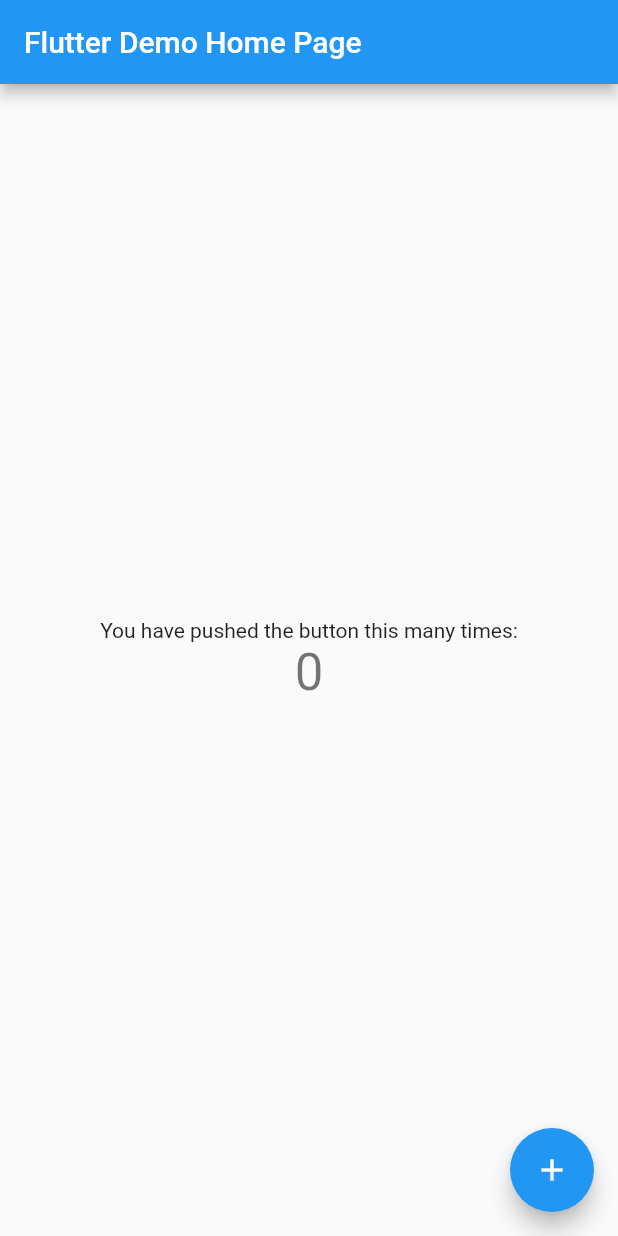
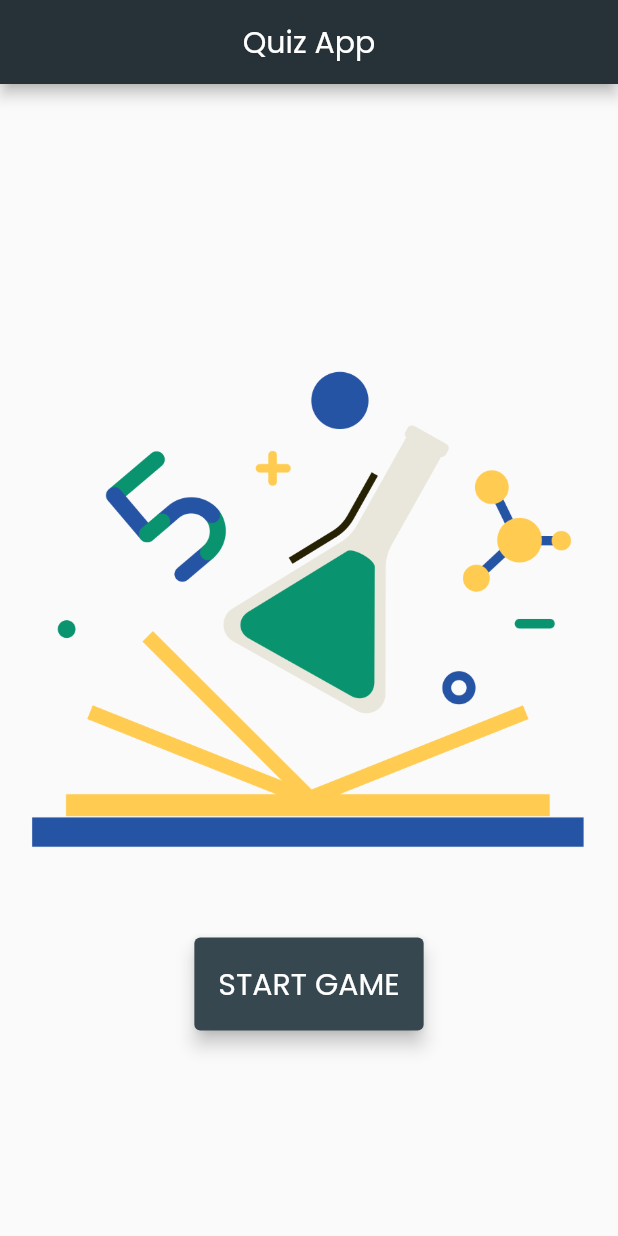
Before and after one commit to ErfiDev/quiz_app, a Flutter app: the screen it shows after launch, on a phone screen of 412 x 824 dp. Run offline on Flutter 3.47's test engine with Material 2 defaults, Android fonts, the phone set to English and light mode, and no system bars.

Commit message:
home page

```diff
--- a/lib/main.dart
+++ b/lib/main.dart
@@ -1,115 +1,23 @@
 import 'package:flutter/material.dart';
+import 'package:quiz_app/src/home.dart';
 
 void main() {
-  runApp(const MyApp());
+  runApp(App());
 }
 
-class MyApp extends StatelessWidget {
-  const MyApp({Key? key}) : super(key: key);
+class App extends StatelessWidget {
+  const App({Key? key}) : super(key: key);
 
-  // This widget is the root of your application.
   @override
   Widget build(BuildContext context) {
     return MaterialApp(
-      title: 'Flutter Demo',
       theme: ThemeData(
-        // This is the theme of your application.
-        //
-        // Try running your application with "flutter run". You'll see the
-        // application has a blue toolbar. Then, without quitting the app, try
-        // changing the primarySwatch below to Colors.green and then invoke
-        // "hot reload" (press "r" in the console where you ran "flutter run",
-        // or simply save your changes to "hot reload" in a Flutter IDE).
-        // Notice that the counter didn't reset back to zero; the application
-        // is not restarted.
-        primarySwatch: Colors.blue,
+        backgroundColor: Colors.blueGrey[900],
+        primaryColor: Colors.blueGrey[800],
+        fontFamily: 'Poppins',
       ),
-      home: const MyHomePage(title: 'Flutter Demo Home Page'),
+      debugShowCheckedModeBanner: false,
+      home: Home(),
     );
   }
 }
-
-class MyHomePage extends StatefulWidget {
-  const MyHomePage({Key? key, required this.title}) : super(key: key);
-
-  // This widget is the home page of your application. It is stateful, meaning
-  // that it has a State object (defined below) that contains fields that affect
-  // how it looks.
-
-  // This class is the configuration for the state. It holds the values (in this
-  // case the title) provided by the parent (in this case the App widget) and
-  // used by the build method of the State. Fields in a Widget subclass are
-  // always marked "final".
-
-  final String title;
-
-  @override
-  State<MyHomePage> createState() => _MyHomePageState();
-}
-
-class _MyHomePageState extends State<MyHomePage> {
-  int _counter = 0;
-
-  void _incrementCounter() {
-    setState(() {
-      // This call to setState tells the Flutter framework that something has
-      // changed in this State, which causes it to rerun the build method below
-      // so that the display can reflect the updated values. If we changed
-      // _counter without calling setState(), then the build method would not be
-      // called again, and so nothing would appear to happen.
-      _counter++;
-    });
-  }
-
-  @override
-  Widget build(BuildContext context) {
-    // This method is rerun every time setState is called, for instance as done
-    // by the _incrementCounter method above.
-    //
-    // The Flutter framework has been optimized to make rerunning build methods
-    // fast, so that you can just rebuild anything that needs updating rather
-    // than having to individually change instances of widgets.
-    return Scaffold(
-      appBar: AppBar(
-        // Here we take the value from the MyHomePage object that was created by
-        // the App.build method, and use it to set our appbar title.
-        title: Text(widget.title),
-      ),
-      body: Center(
-        // Center is a layout widget. It takes a single child and positions it
-        // in the middle of the parent.
-        child: Column(
-          // Column is also a layout widget. It takes a list of children and
-          // arranges them vertically. By default, it sizes itself to fit its
-          // children horizontally, and tries to be as tall as its parent.
-          //
-          // Invoke "debug painting" (press "p" in the console, choose the
-          // "Toggle Debug Paint" action from the Flutter Inspector in Android
-          // Studio, or the "Toggle Debug Paint" command in Visual Studio Code)
-          // to see the wireframe for each widget.
-          //
-          // Column has various properties to control how it sizes itself and
-          // how it positions its children. Here we use mainAxisAlignment to
-          // center the children vertically; the main axis here is the vertical
-          // axis because Columns are vertical (the cross axis would be
-          // horizontal).
-          mainAxisAlignment: MainAxisAlignment.center,
-          children: <Widget>[
-            const Text(
-              'You have pushed the button this many times:',
-            ),
-            Text(
-              '$_counter',
-              style: Theme.of(context).textTheme.headline4,
-            ),
-          ],
-        ),
-      ),
-      floatingActionButton: FloatingActionButton(
-        onPressed: _incrementCounter,
-        tooltip: 'Increment',
-        child: const Icon(Icons.add),
-      ), // This trailing comma makes auto-formatting nicer for build methods.
-    );
-  }
-}
--- /dev/null
+++ b/lib/src/home.dart
@@ -0,0 +1,37 @@
+import 'package:flutter/material.dart';
+
+class Home extends StatelessWidget {
+  const Home({Key? key}) : super(key: key);
+
+  @override
+  Widget build(BuildContext context) {
+    return Scaffold(
+      appBar: AppBar(
+        title: Text('Quiz App'),
+        centerTitle: true,
+        backgroundColor: Theme.of(context).backgroundColor,
+      ),
+      body: SafeArea(
+        child: Column(
+          mainAxisAlignment: MainAxisAlignment.center,
+          children: [
+            Image(image: AssetImage('images/welcome.png')),
+            SizedBox(height: 20),
+            ElevatedButton(
+              onPressed: () {},
+              child: Text(
+                'START GAME',
+                style: TextStyle(fontSize: 20),
+              ),
+              style: ElevatedButton.styleFrom(
+                primary: Theme.of(context).primaryColor,
+                padding: EdgeInsets.all(16),
+                elevation: 5,
+              ),
+            )
+          ],
+        ),
+      ),
+    );
+  }
+}
```
Also changed, not shown: pubspec.yaml (+6 -6 lines), fonts/Poppins-Regular.ttf (added), images/1.png (added), images/2.png (added), images/3.png (added), images/4.png (added), images/5.png (added), images/6.png (added), images/7.png (added), images/8.png (added), images/9.png (added), images/cup.png (added), images/welcome.png (added), pubspec.lock.
